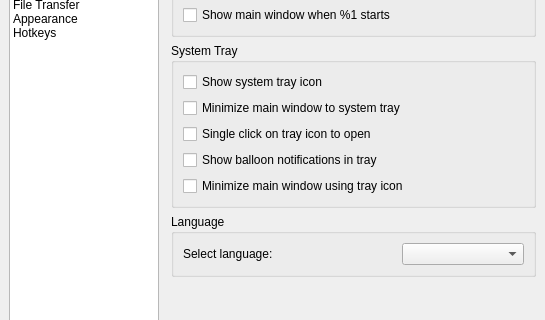
lanmessenger/lanmessenger, file src/gui/main/settingsdialog.ui: the form before one commit; both pictures show x 0 to 545 and y 96 to 416 of the 545 by 508 pixel window.
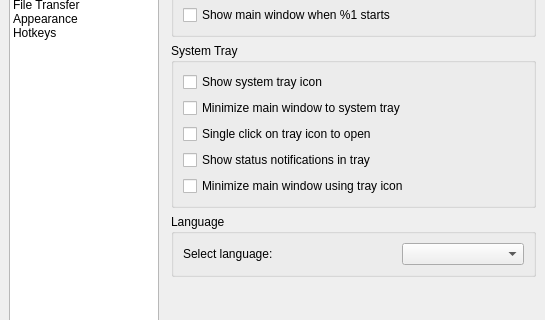
The form after the commit. The open tabs and pages were chosen to show the change.

Commit message: lmc: rename balloon tray option to status notifications

```diff
--- a/src/gui/main/settingsdialog.ui
+++ b/src/gui/main/settingsdialog.ui
@@ -204,7 +204,7 @@
             <item>
              <widget class="QCheckBox" name="chkSysTrayMsg">
               <property name="text">
-               <string>Show balloon notifications in tray</string>
+               <string>Show status notifications in tray</string>
               </property>
              </widget>
             </item>
```
The commit also changes 21 other files.
